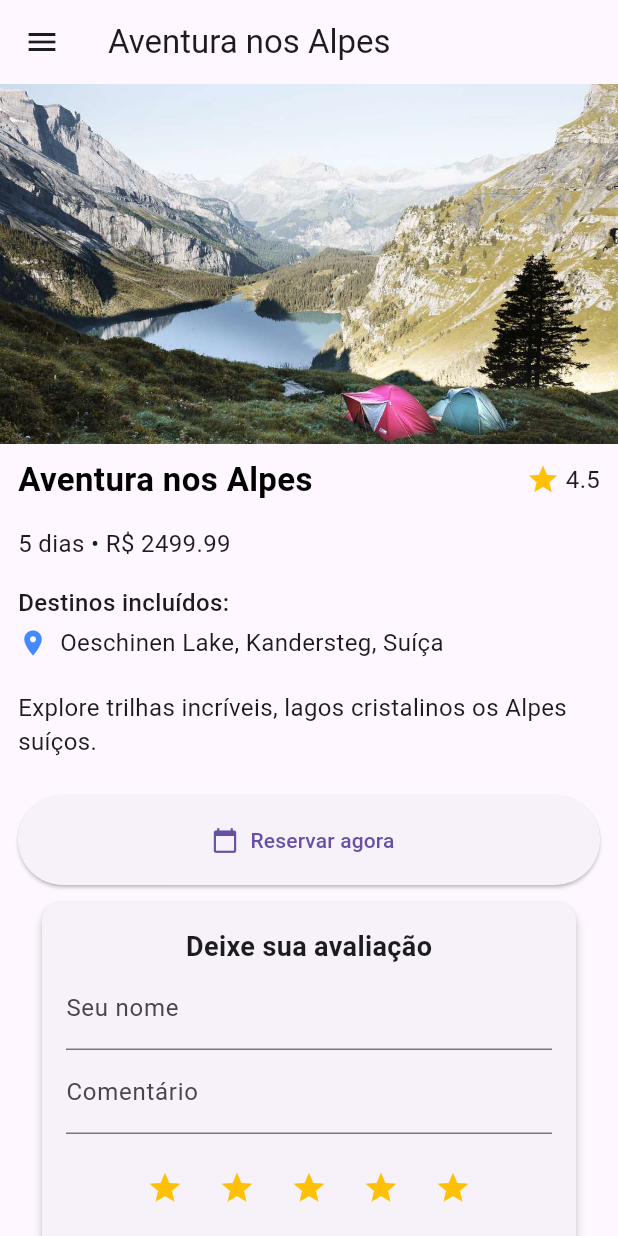
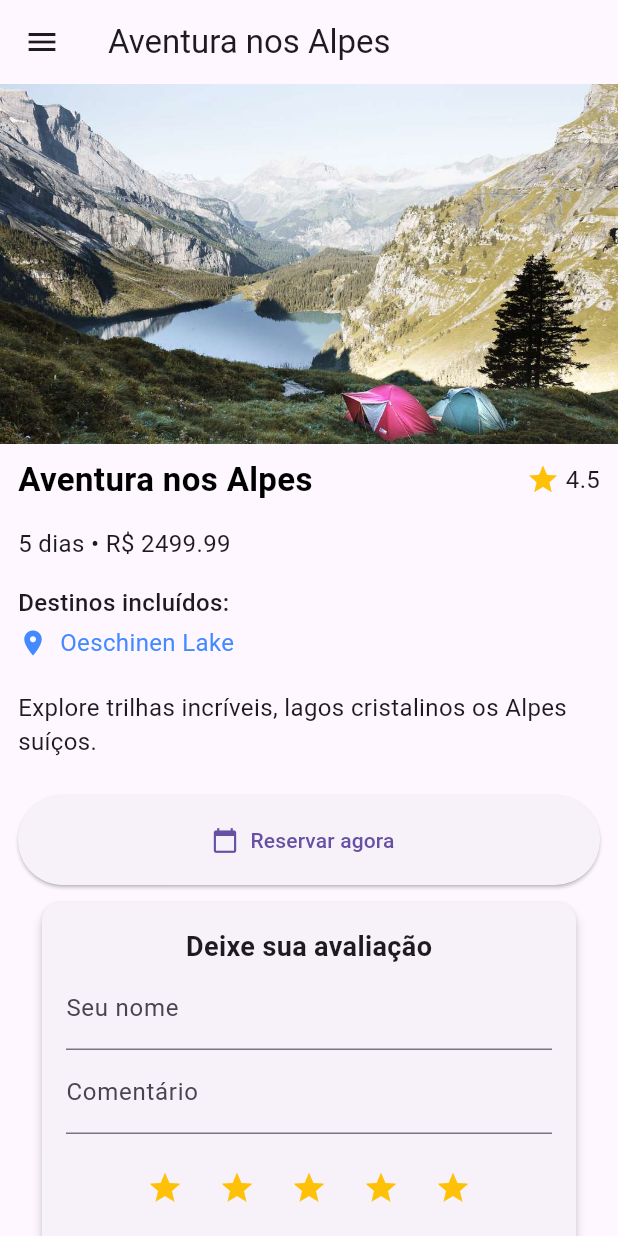
Before and after one commit to PedroAvilar/explore_mundo, a Flutter app: the PacoteDetalhesPage widget shown alone on an empty page, opened directly with sample values from the repository, on a phone screen of 412 x 824 dp. Run offline on Flutter 3.47's test engine with Material 3 defaults, Android fonts, the phone set to English and light mode, and no system bars; our stand-ins replace share_plus.

Commit message:
Inclusão de redirecionamento para a tela do destino na lista no pacote.

```diff
--- a/lib/model/dados_pacotes.dart
+++ b/lib/model/dados_pacotes.dart
@@ -6,7 +6,7 @@ final List<PacoteViagem> listaPacotes = [
     id: 'pacote1',
     nome: 'Aventura nos Alpes',
     descricao: 'Explore trilhas incríveis, lagos cristalinos os Alpes suíços.',
-    destinos: ['Oeschinen Lake, Kandersteg, Suíça'],
+    destinos: ['Oeschinen Lake'],
     preco: 2499.99,
     duracaoDias: 5,
     imagem: 'assets/imagens_lugares/oeschinen-lake.jpg',
--- a/lib/pages/pacote_detalhes_page.dart
+++ b/lib/pages/pacote_detalhes_page.dart
@@ -7,6 +7,8 @@ import 'package:explore_mundo/utils/media_avaliacoes.dart';
 import 'package:explore_mundo/widgets/avaliacao_widget.dart';
 import 'package:explore_mundo/widgets/formulario_avaliacao.dart';
 import 'package:explore_mundo/widgets/formulario_reserva.dart';
+import 'package:explore_mundo/model/dados_destinos.dart';
+import 'package:explore_mundo/pages/destino_detalhes_page.dart';
 
 //Tela que exibe os detalhes completos de um pacote
 class PacoteDetalhesPage extends StatefulWidget{
@@ -97,19 +99,38 @@ class _PacoteDetalhesPageState extends State<PacoteDetalhesPage> {
                   style: const TextStyle(fontSize: 16, fontWeight: FontWeight.w500),
                 ),
                 //Lista de destinos
-                ...widget.pacote.destinos.map((destino) => Padding(
+                ...widget.pacote.destinos.map((nomeDestino) => Padding(
                   padding: const EdgeInsets.symmetric(vertical: 4),
+                  child: InkWell(
+                    onTap: () {
+                      //Buscar o destino pelo nome
+                      final destinoEncontrado = destinos.firstWhere(
+                        (destino) => destino.nome == nomeDestino,
+                        orElse: () => throw Exception('Destino não encontrado'),
+                      );
+                      //Navegar para a página de detalhes do destino
+                      Navigator.push(
+                        context,
+                        MaterialPageRoute(
+                          builder: (context) => DestinoDetalhesPage(destino: destinoEncontrado),
+                        ),
+                      );
+                    },
                     child: Row(
                       children: [
                         const Icon(Icons.location_on, size: 20, color: Colors.blueAccent),
                         const SizedBox(width: 8),
                         Expanded(
                           child: Text(
-                          destino,
-                          style: const TextStyle(fontSize: 16),
+                            nomeDestino,
+                            style: const TextStyle(
+                              fontSize: 16,
+                              color: Colors.blueAccent,
+                              ),
                           ),
                         ),
                       ],
+                    ),
                   ),
                 )),
                 const SizedBox(height: 16),
```
Lines whose indentation alone changed are shown as unchanged.
